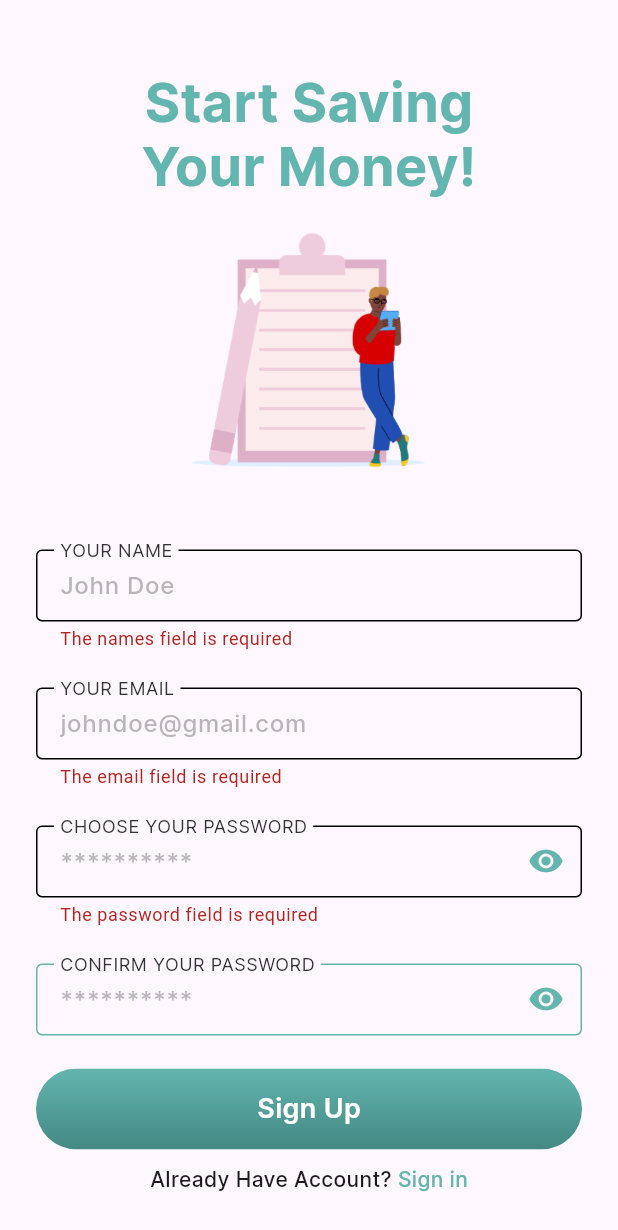
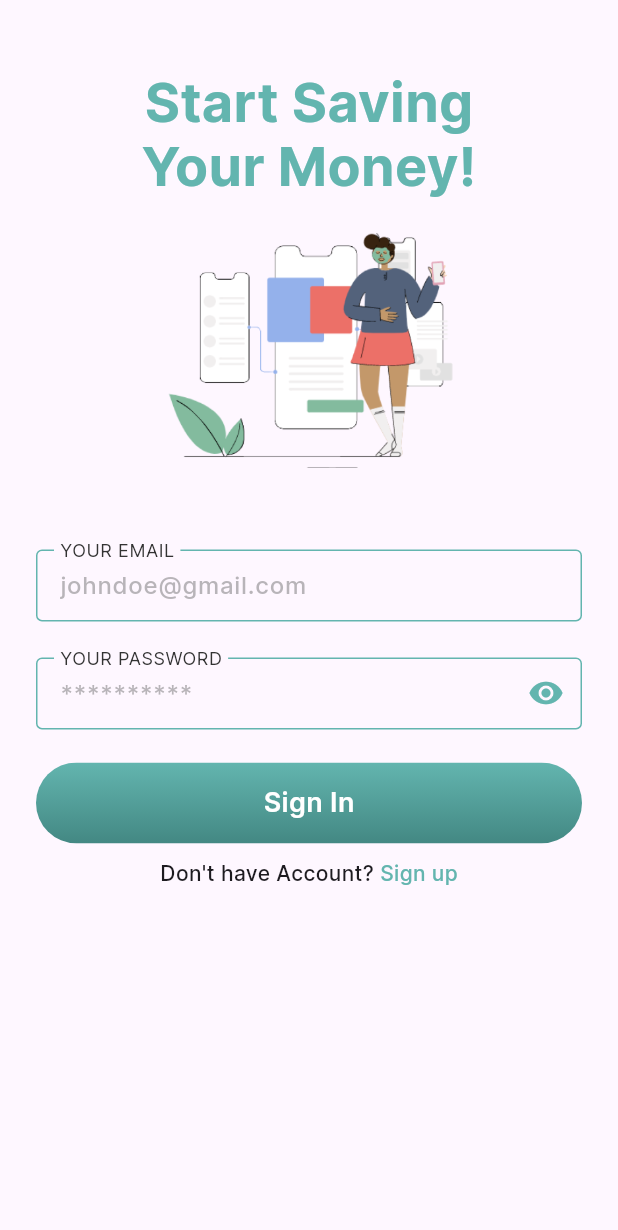
Before and after one commit to lucaseduardocrp/finance_app_flutter, a Flutter app: the SignUpPage screen opened by its route, after a tap on "Sign Up", after a tap on "Already Have Account?", on a phone screen of 412 x 824 dp. Shown: the top 1230 px of the screen. Run offline on Flutter 3.47's test engine with Material 3 defaults, Android fonts, the phone set to English and light mode, and no system bars.

Commit message:
feat: created sign_inf features

```diff
--- a/lib/app.dart
+++ b/lib/app.dart
@@ -1,5 +1,6 @@
 import 'package:finance_app/common/constants/routes.dart';
 import 'package:finance_app/features/onboarding/onboarding_page.dart';
+import 'package:finance_app/features/sign_in/sign_in_page.dart';
 import 'package:finance_app/features/sign_up/sign_up_page.dart';
 import 'package:finance_app/features/splash/splash_page.dart';
 import 'package:flutter/material.dart';
@@ -15,6 +16,7 @@ class App extends StatelessWidget  {
         AppRoutes.initial: (context) => const SplashPage(),
         AppRoutes.onboarding: (context) => const OnboardingPage(),
         AppRoutes.signUp: (context) => const SignUpPage(),
+        AppRoutes.signIn: (context) => const SignInPage(),
       }
     );
   }
--- a/lib/common/constants/routes.dart
+++ b/lib/common/constants/routes.dart
@@ -4,4 +4,5 @@ class AppRoutes {
   static const String initial = "/";
   static const String onboarding = "onboarding";
   static const String signUp = "sign_up";
+  static const String signIn = "sign_in";
 }
--- a/lib/common/models/user_model.dart
+++ b/lib/common/models/user_model.dart
@@ -5,8 +5,8 @@ class UserModel {
   final String? password;
 
   UserModel({
+    this.name,
     required this.id,
-    required this.name,
     required this.email,
     required this.password
   });
--- a/lib/features/onboarding/onboarding_page.dart
+++ b/lib/features/onboarding/onboarding_page.dart
@@ -45,7 +45,9 @@ class OnboardingPage extends StatelessWidget {
                   ),
                 ),
                 CustomListLinks(
-                  onPressed: (){},
+                  onPressed: (){
+                    Navigator.pushReplacementNamed(context, AppRoutes.signIn);
+                  },
                   children: [
                     const Text(
                       'Already have account? ',
--- /dev/null
+++ b/lib/features/sign_in/sign_in_page.dart
@@ -0,0 +1,166 @@
+import 'package:finance_app/common/constants/app_colors.dart';
+import 'package:finance_app/common/constants/app_text_styles.dart';
+import 'package:finance_app/common/constants/routes.dart';
+import 'package:finance_app/common/utils/validator.dart';
+import 'package:finance_app/common/widgets/custom_bottom_sheet.dart';
+import 'package:finance_app/common/widgets/custom_circular_progress.dart';
+import 'package:finance_app/common/widgets/custom_list_links.dart';
+import 'package:finance_app/common/widgets/custom_password_form_field.dart';
+import 'package:finance_app/common/widgets/custom_text_form_field.dart';
+import 'package:finance_app/common/widgets/primary_button.dart';
+import 'package:finance_app/features/sign_in/sign_in_controller.dart';
+import 'package:finance_app/features/sign_in/sign_in_state.dart';
+import 'package:finance_app/features/sign_up/sign_up_state.dart';
+import 'package:finance_app/services/mock_auth_service.dart';
+import 'package:flutter/material.dart';
+
+class SignInPage extends StatefulWidget {
+  const SignInPage({super.key});
+
+  @override
+  State<SignInPage> createState() => _SignInPageState();
+}
+
+class _SignInPageState extends State<SignInPage> {
+
+  final _formKey = GlobalKey<FormState>();
+  final _emailController = TextEditingController();
+  final _passwordController = TextEditingController();
+  final _signInController = SignInController(MockAuthService());
+
+  @override
+  void dispose(){
+    _emailController.dispose();
+    _passwordController.dispose();
+    _signInController.dispose();
+    super.dispose();
+  }
+
+  @override
+  void initState(){
+    super.initState();
+    _signInController.addListener(() {
+      if(_signInController.state is SignInLoadingState){
+        showDialog(
+          context: context,
+          builder: (context) => const CustomCircularProgress()
+        );
+      }
+
+      if(_signInController.state is SignInSuccessState){
+        Navigator.pop(context);
+        Navigator.push(context, MaterialPageRoute(
+          builder: (context) => const Scaffold(
+            body: Center(
+              child: Text('Nova Tela'),
+            )
+          )
+        ));
+      }
+
+      if(_signInController.state is SignUpErrorState){
+        final error = _signInController.state as SignUpErrorState;
+
+        Navigator.pop(context);
+        customModalBottomSheet(
+          context: context,
+          content: error.message,
+          buttonText: 'Tentar Novamente'
+        );
+      }
+    });
+  }
+
+  @override
+  Widget build(BuildContext context){
+    return Scaffold(
+      body: ListView(
+        padding: const EdgeInsets.only(
+          left: 24.0,
+          right: 24.0,
+          bottom: 24.0,
+          top: 46.0,
+        ),
+        children: [
+          Column(
+            children: [
+              Text(
+                'Start Saving',
+                style: AppTextStyles.mediumText.apply(
+                  color: AppColors.primaryColor100
+                )
+              ),
+              Text(
+                'Your Money!',
+                style: AppTextStyles.mediumText.apply(
+                  color: AppColors.primaryColor100
+                )
+              ),
+              const SizedBox(height: 22.0),
+              Image.asset('assets/images/signin.png'),
+              const SizedBox(height: 42.0),
+              Form(
+                key: _formKey,
+                child: Column(
+                  mainAxisAlignment: MainAxisAlignment.center,
+                  children: [
+                    CustomTextFormField(
+                      controller: _emailController,
+                      labelText: 'Your email',
+                      hintText: 'johndoe@gmail.com',
+                      textInputType: TextInputType.emailAddress,
+                      textInputAction: TextInputAction.next,
+                      validator: Validator.validatedEmail,
+                    ),
+                    CustomPasswordFormField(
+                      controller: _passwordController,
+                      hintText: '**********',
+                      labelText: 'Your password',
+                      validator: Validator.validatedPassword,
+                    ),
+                  ],
+                )
+              ),
+
+              Padding(
+                padding: const EdgeInsets.symmetric(
+                  vertical: 10.0
+                ),
+                child: PrimaryButton(
+                  text: 'Sign In',
+                  onPressed: (){
+                    final valid = _formKey.currentState != null && _formKey.currentState!.validate();
+
+                    if(valid){
+                      _signInController.signIn(
+                        email: _emailController.text,
+                        password: _passwordController.text,
+                      );
+                    }
+                  },
+                ),
+              ),
+              CustomListLinks(
+                onPressed: (){
+                  Navigator.pushReplacementNamed(context, AppRoutes.signUp);
+                },
+                children: [
+                  const Text(
+                    "Don't have Account? ",
+                    style: AppTextStyles.smallText
+                  ),
+                    Text(
+                    'Sign up',
+                    style: AppTextStyles.smallText.apply(
+                      color: AppColors.primaryColor100
+                    )
+                  ),
+                ]
+              )
+            ]
+          ),
+        ]
+      )
+    );
+  }
+}
--- /dev/null
+++ b/lib/features/sign_in/sign_in_state.dart
@@ -0,0 +1,13 @@
+abstract class SignInState {}
+
+class SignInInitialState extends SignInState {}
+
+class SignInLoadingState extends SignInState {}
+
+class SignInSuccessState extends SignInState {}
+
+class SignInErrorState extends SignInState {
+  final String message;
+
+  SignInErrorState(this.message);
+}
--- a/lib/services/auth_service.dart
+++ b/lib/services/auth_service.dart
@@ -7,5 +7,8 @@ abstract class AuthService {
     required String password
   });
 
-  Future signIn();
+  Future<UserModel> signIn({
+    required String email,
+    required String password,
+  });
 }
```
Also changed, not shown: lib/features/sign_in/sign_in_controller.dart (added, +35 -0 lines), lib/features/sign_up/sign_up_page.dart (+5 -9 lines), lib/services/mock_auth_service.dart (+22 -2 lines), assets/images/signin.png (renamed from assets/images/login.png).
